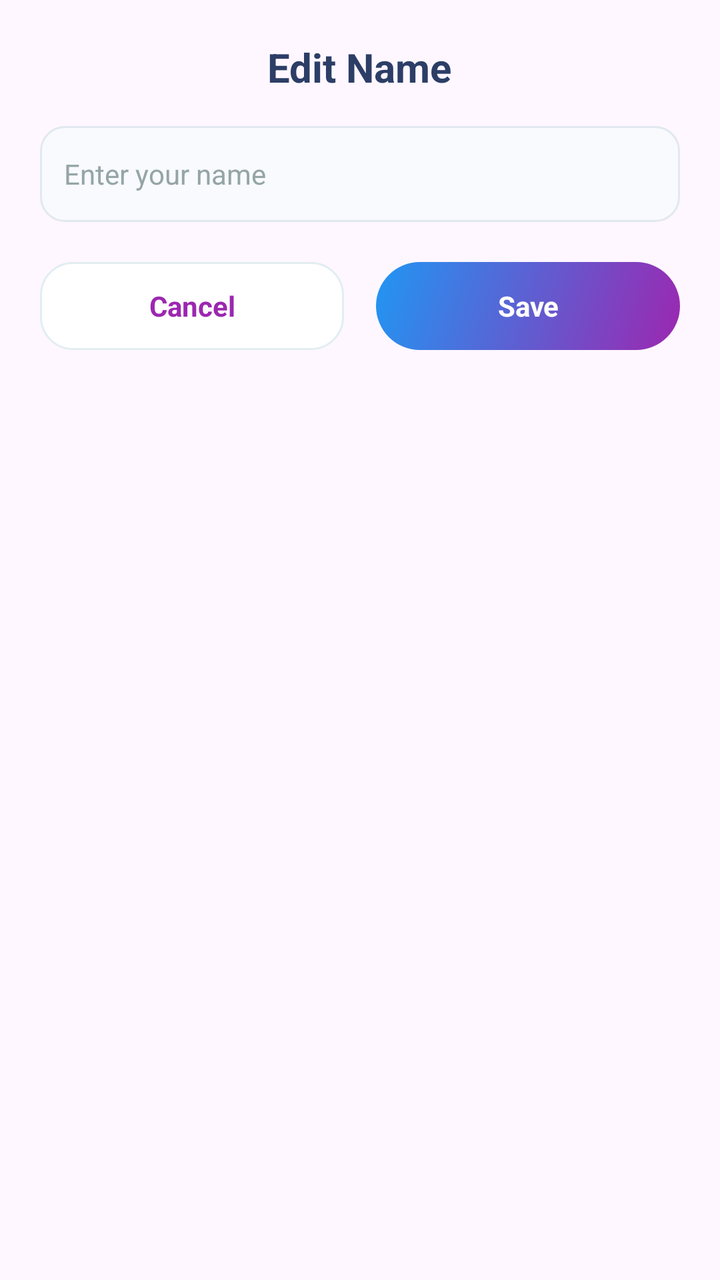
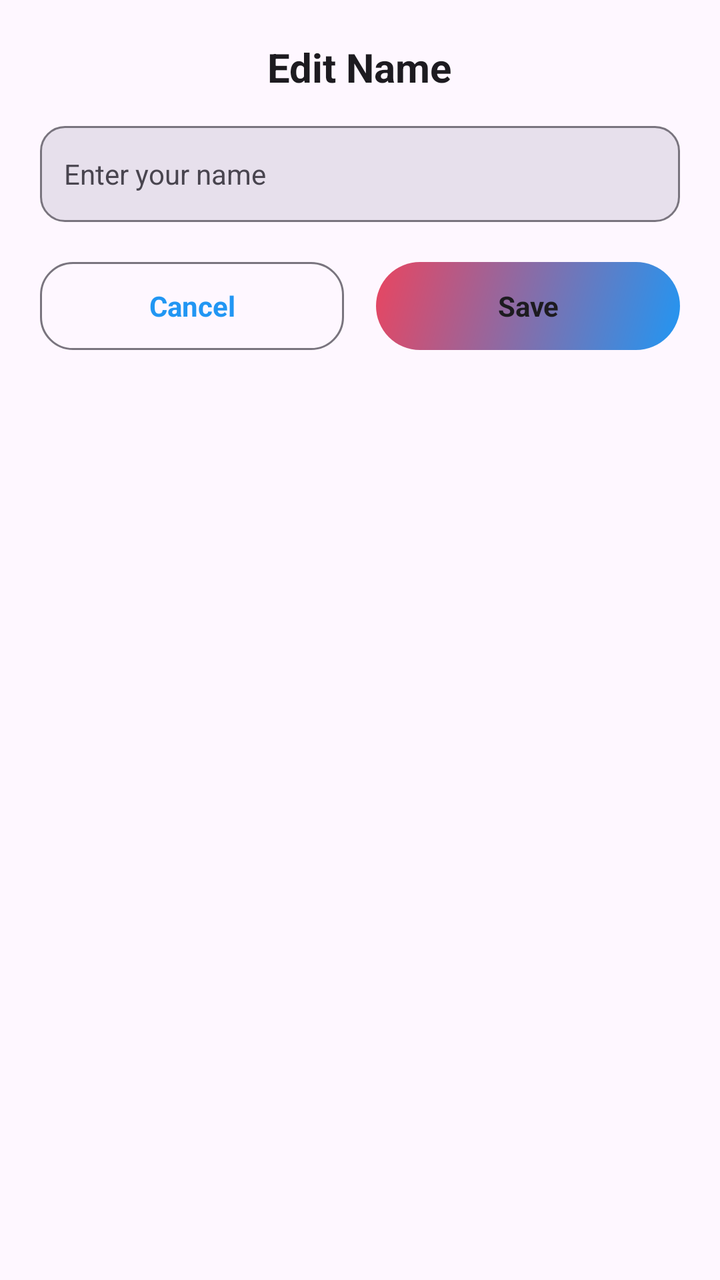

Compare the two renders of this Android layout. The source of the first and the diff that turns it into the second are given below.
<!-- AndroidManifest.xml: application theme Base.Theme.DailyToDoList -->
<!-- res/layout/dialog_edit_name.xml -->
<?xml version="1.0" encoding="utf-8"?>
<LinearLayout xmlns:android="http://schemas.android.com/apk/res/android"
    android:layout_width="match_parent"
    android:layout_height="wrap_content"
    android:orientation="vertical"
    android:padding="20dp"
    android:id="@+id/dialogLayout">

    <TextView
        android:id="@+id/dialogTitle"
        android:layout_width="wrap_content"
        android:layout_height="wrap_content"
        android:text="Edit Name"
        android:textSize="20sp"
        android:textStyle="bold"
        android:textColor="#2C3E66"
        android:layout_marginBottom="16dp"
        android:layout_gravity="center" />

    <EditText
        android:id="@+id/editNameInput"
        android:layout_width="match_parent"
        android:layout_height="48dp"
        android:hint="Enter your name"
        android:textSize="14sp"
        android:background="@drawable/input_field_bg"
        android:paddingLeft="12dp"
        android:paddingRight="12dp"
        android:layout_marginBottom="20dp"
        android:textColor="#2C3E66"
        android:textColorHint="#95A5A6" />

    <LinearLayout
        android:layout_width="match_parent"
        android:layout_height="wrap_content"
        android:orientation="horizontal">

        <TextView
            android:id="@+id/cancelButton"
            android:layout_width="0dp"
            android:layout_height="44dp"
            android:layout_weight="1"
            android:text="Cancel"
            android:textSize="14sp"
            android:textStyle="bold"
            android:textColor="#9C27B0"
            android:gravity="center"
            android:background="@drawable/white_card_bg"
            android:layout_marginEnd="8dp"
            android:clickable="true"
            android:focusable="true" />

        <TextView
            android:id="@+id/saveButton"
            android:layout_width="0dp"
            android:layout_height="44dp"
            android:layout_weight="1"
            android:text="Save"
            android:textSize="14sp"
            android:textStyle="bold"
            android:textColor="#FFFFFF"
            android:gravity="center"
            android:background="@drawable/login_button_gradient"
            android:layout_marginStart="8dp"
            android:clickable="true"
            android:focusable="true" />

    </LinearLayout>

</LinearLayout>
<!-- resources referenced by this layout -->
<resources>
  <!-- drawable input_field_bg (drawable) -->
  <?xml version="1.0" encoding="utf-8"?>
  <shape xmlns:android="http://schemas.android.com/apk/res/android">
      <solid android:color="#F8FAFD" />
      <corners android:radius="12dp" />
      <stroke android:width="1dp" android:color="#E2E8F0" />
  </shape>
  <!-- drawable login_button_gradient (drawable) -->
  <?xml version="1.0" encoding="utf-8"?>
  <shape xmlns:android="http://schemas.android.com/apk/res/android">
      <gradient
          android:startColor="#9C27B0"
          android:endColor="#2196F3"
          android:angle="135"/>
      <corners android:radius="27dp" />
  </shape>
  <!-- drawable white_card_bg (drawable) -->
  <?xml version="1.0" encoding="utf-8"?>
  <shape xmlns:android="http://schemas.android.com/apk/res/android">
      <solid android:color="#FFFFFF" />
      <corners android:radius="16dp" />
      <stroke
          android:width="1dp"
          android:color="#E2EDF2" />
  </shape>
  <style name="Base.Theme.DailyToDoList" parent="Theme.Material3.DayNight.NoActionBar">
          <item name="colorPrimary">@color/default_primary</item>
          <item name="colorOnPrimary">@color/white</item>
          <item name="colorSecondary">@color/default_accent</item>
          <item name="colorOnSecondary">@color/white</item>
          <item name="android:statusBarColor">@color/default_start</item>
          <item name="android:windowLightStatusBar">true</item>
          <item name="android:navigationBarColor">@color/white</item>
          <item name="android:windowLightNavigationBar">false</item>
      </style>
  <color name="default_primary">#2196F3</color>
  <color name="white">#FFFFFFFF</color>
  <color name="default_accent">#E94560</color>
  <color name="default_start">#2196F3</color>
</resources>

<!-- the commit's change to res/layout/dialog_edit_name.xml (unified diff, before → after) -->
@@ -13,7 +13,7 @@
         android:text="Edit Name"
         android:textSize="20sp"
         android:textStyle="bold"
-        android:textColor="#2C3E66"
+        android:textColor="?attr/colorOnSurface"
         android:layout_marginBottom="16dp"
         android:layout_gravity="center" />
 
@@ -27,8 +27,8 @@
         android:paddingLeft="12dp"
         android:paddingRight="12dp"
         android:layout_marginBottom="20dp"
-        android:textColor="#2C3E66"
-        android:textColorHint="#95A5A6" />
+        android:textColor="?attr/colorOnSurface"
+        android:textColorHint="?attr/colorOnSurfaceVariant" />
 
     <LinearLayout
         android:layout_width="match_parent"
@@ -43,7 +43,7 @@
             android:text="Cancel"
             android:textSize="14sp"
             android:textStyle="bold"
-            android:textColor="#9C27B0"
+            android:textColor="?attr/colorPrimary"
             android:gravity="center"
             android:background="@drawable/white_card_bg"
             android:layout_marginEnd="8dp"
@@ -58,7 +58,7 @@
             android:text="Save"
             android:textSize="14sp"
             android:textStyle="bold"
-            android:textColor="#FFFFFF"
+            android:textColor="?attr/colorOnSurface"
             android:gravity="center"
             android:background="@drawable/login_button_gradient"
             android:layout_marginStart="8dp"
<!-- resource entries referenced after the edit -->
@@ -3,27 +3,27 @@
   <!-- drawable input_field_bg (drawable) -->
   <?xml version="1.0" encoding="utf-8"?>
   <shape xmlns:android="http://schemas.android.com/apk/res/android">
-      <solid android:color="#F8FAFD" />
+      <solid android:color="?attr/colorSurfaceVariant" />
       <corners android:radius="12dp" />
-      <stroke android:width="1dp" android:color="#E2E8F0" />
+      <stroke android:width="1dp" android:color="?attr/colorOutline" />
   </shape>
   <!-- drawable login_button_gradient (drawable) -->
   <?xml version="1.0" encoding="utf-8"?>
   <shape xmlns:android="http://schemas.android.com/apk/res/android">
       <gradient
-          android:startColor="#9C27B0"
-          android:endColor="#2196F3"
+          android:startColor="?attr/colorPrimary"
+          android:endColor="?attr/colorSecondary"
           android:angle="135"/>
       <corners android:radius="27dp" />
   </shape>
   <!-- drawable white_card_bg (drawable) -->
   <?xml version="1.0" encoding="utf-8"?>
   <shape xmlns:android="http://schemas.android.com/apk/res/android">
-      <solid android:color="#FFFFFF" />
+      <solid android:color="?attr/colorSurface" />
       <corners android:radius="16dp" />
       <stroke
           android:width="1dp"
-          android:color="#E2EDF2" />
+          android:color="?attr/colorOutline" />
   </shape>
   <style name="Base.Theme.DailyToDoList" parent="Theme.Material3.DayNight.NoActionBar">
           <item name="colorPrimary">@color/default_primary</item>
